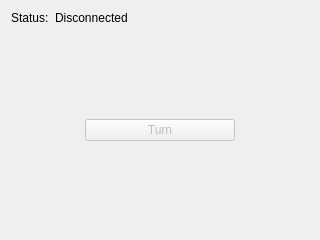
Old version of the form ui/CreateTestWizardPage.ui in the repository kipr/botui.
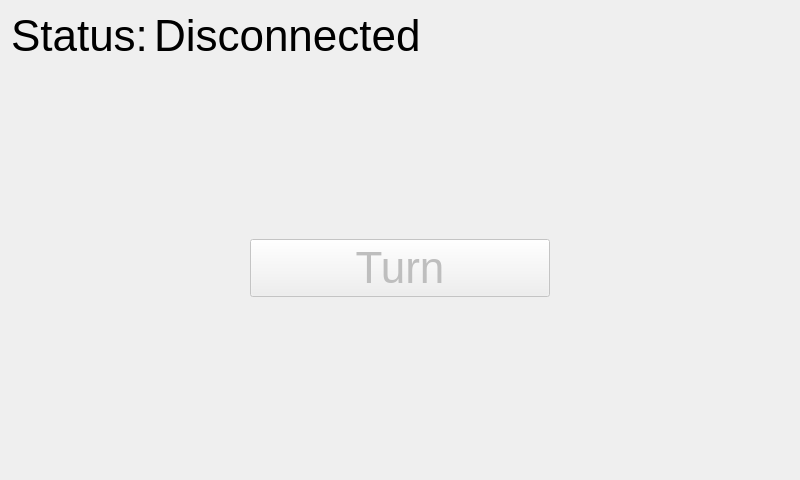
New version of the form. Icons and pictures are not drawn.

```diff
--- a/ui/CreateTestWizardPage.ui
+++ b/ui/CreateTestWizardPage.ui
@@ -6,8 +6,8 @@
    <rect>
     <x>0</x>
     <y>0</y>
-    <width>320</width>
-    <height>240</height>
+    <width>800</width>
+    <height>480</height>
    </rect>
   </property>
   <property name="windowTitle">
@@ -21,6 +21,11 @@
     <layout class="QHBoxLayout" name="horizontalLayout" stretch="0,1">
      <item>
       <widget class="QLabel" name="label">
+       <property name="font">
+        <font>
+         <pointsize>33</pointsize>
+        </font>
+       </property>
        <property name="text">
         <string>Status:</string>
        </property>
@@ -28,6 +33,11 @@
      </item>
      <item>
       <widget class="QLabel" name="status">
+       <property name="font">
+        <font>
+         <pointsize>33</pointsize>
+        </font>
+       </property>
        <property name="text">
         <string>Disconnected</string>
        </property>
@@ -58,12 +68,23 @@
        <property name="enabled">
         <bool>false</bool>
        </property>
+       <property name="minimumSize">
+        <size>
+         <width>300</width>
+         <height>0</height>
+        </size>
+       </property>
        <property name="maximumSize">
         <size>
          <width>150</width>
          <height>16777215</height>
         </size>
        </property>
+       <property name="font">
+        <font>
+         <pointsize>33</pointsize>
+        </font>
+       </property>
        <property name="text">
         <string>Turn</string>
        </property>
```
